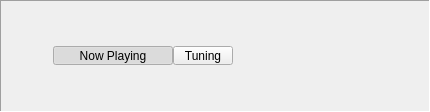
dougma/lastfm-desktop, file app/client/widgets/RadioMiniControls.ui: the form before one commit.
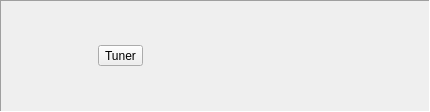
The form after the commit. Icons and pictures are not drawn. Custom widgets are drawn as their Qt base class.

Commit message: Tabs, single toggle button, refactoring of RadioMiniControls and MainWindow to enforce encapsulation among other things.

```diff
--- a/app/client/widgets/RadioMiniControls.ui
+++ b/app/client/widgets/RadioMiniControls.ui
@@ -43,52 +43,12 @@
       <enum>QLayout::SetMaximumSize</enum>
      </property>
      <item>
-      <widget class="QPushButton" name="scrobble" >
-       <property name="sizePolicy" >
-        <sizepolicy vsizetype="Fixed" hsizetype="Maximum" >
-         <horstretch>0</horstretch>
-         <verstretch>0</verstretch>
-        </sizepolicy>
-       </property>
-       <property name="maximumSize" >
-        <size>
-         <width>120</width>
-         <height>19</height>
-        </size>
-       </property>
+      <widget class="QToolButton" name="toggle" >
        <property name="focusPolicy" >
         <enum>Qt::NoFocus</enum>
        </property>
        <property name="text" >
-        <string>Now Playing</string>
-       </property>
-       <property name="checkable" >
-        <bool>true</bool>
-       </property>
-       <property name="checked" >
-        <bool>true</bool>
-       </property>
-      </widget>
-     </item>
-     <item>
-      <widget class="QPushButton" name="radio" >
-       <property name="sizePolicy" >
-        <sizepolicy vsizetype="Fixed" hsizetype="Maximum" >
-         <horstretch>0</horstretch>
-         <verstretch>0</verstretch>
-        </sizepolicy>
-       </property>
-       <property name="maximumSize" >
-        <size>
-         <width>60</width>
-         <height>19</height>
-        </size>
-       </property>
-       <property name="focusPolicy" >
-        <enum>Qt::NoFocus</enum>
-       </property>
-       <property name="text" >
-        <string>Tuning</string>
+        <string>Tuner</string>
        </property>
        <property name="checkable" >
         <bool>true</bool>
@@ -103,7 +63,7 @@
       <number>0</number>
      </property>
      <property name="sizeConstraint" >
-      <enum>QLayout::SetMaximumSize</enum>
+      <enum>QLayout::SetFixedSize</enum>
      </property>
      <item>
       <widget class="ImageButton" name="play" >
```
The commit also changes 10 other files.
